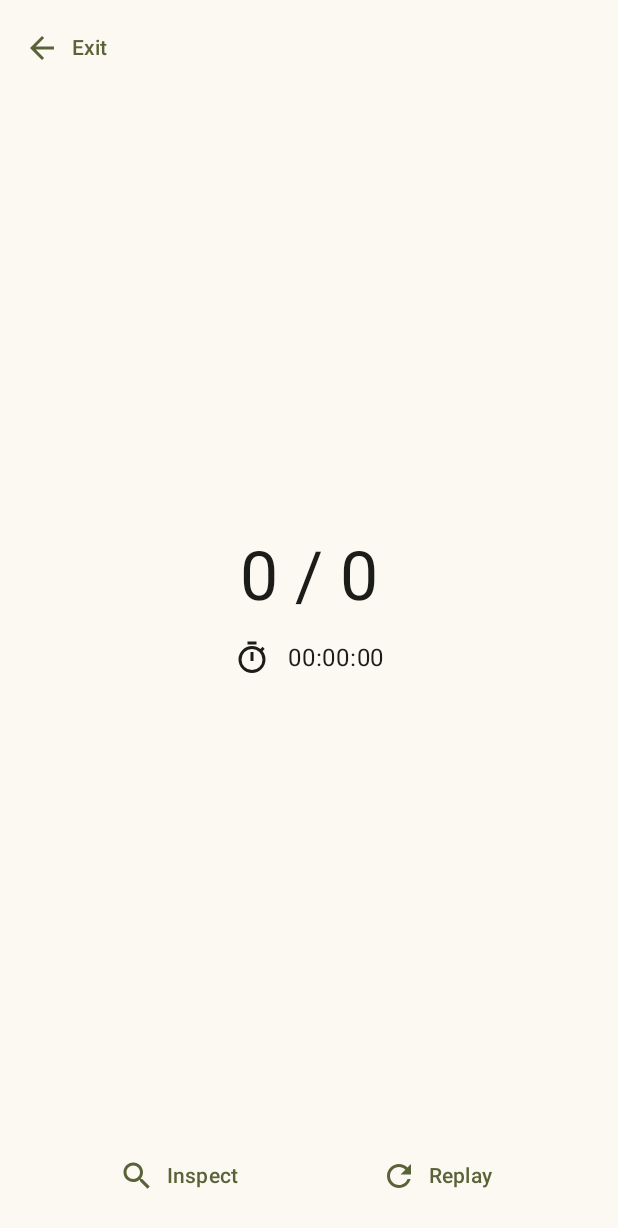
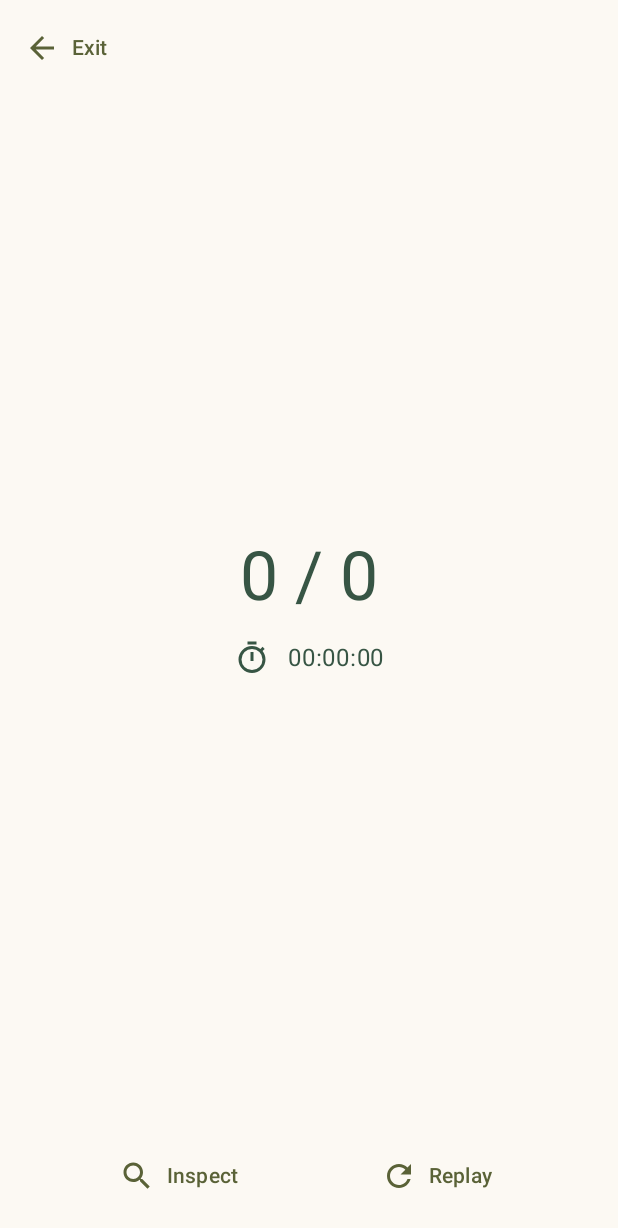
Before and after one commit to warakorn-prasert/RandomTrivia, an Android app built with Jetpack Compose: the Result screen opened through its navigation route, on a phone screen of 412 x 824 dp. Shown: the top 1228 px of the screen. Run offline under Robolectric (Android 15) with nearby library versions, the phone set to English and light mode, and no system bars; our stand-ins replace Room's generated code; libraries missing offline, so code that uses them is left out: com.jakewharton.retrofit2.

Commit message:
feat: blinking animation in Result screen

```diff
--- a/app/src/main/java/com/korn/portfolio/randomtrivia/ui/screen/Result.kt
+++ b/app/src/main/java/com/korn/portfolio/randomtrivia/ui/screen/Result.kt
@@ -3,6 +3,8 @@
 package com.korn.portfolio.randomtrivia.ui.screen
 
 import androidx.activity.compose.BackHandler
+import androidx.compose.animation.animateColorAsState
+import androidx.compose.animation.core.tween
 import androidx.compose.foundation.layout.Arrangement
 import androidx.compose.foundation.layout.Box
 import androidx.compose.foundation.layout.Column
@@ -23,6 +25,11 @@ import androidx.compose.material3.MaterialTheme
 import androidx.compose.material3.Scaffold
 import androidx.compose.material3.Text
 import androidx.compose.runtime.Composable
+import androidx.compose.runtime.LaunchedEffect
+import androidx.compose.runtime.getValue
+import androidx.compose.runtime.mutableStateOf
+import androidx.compose.runtime.remember
+import androidx.compose.runtime.setValue
 import androidx.compose.ui.Alignment
 import androidx.compose.ui.Modifier
 import androidx.compose.ui.res.painterResource
@@ -36,6 +43,7 @@ import com.korn.portfolio.randomtrivia.ui.hhmmssFrom
 import com.korn.portfolio.randomtrivia.ui.previewdata.getGame
 import com.korn.portfolio.randomtrivia.ui.theme.RandomTriviaTheme
 import com.korn.portfolio.randomtrivia.ui.viewmodel.ResultViewModel
+import kotlinx.coroutines.delay
 
 @Composable
 fun Result(
@@ -93,14 +101,43 @@ fun Result(
             verticalArrangement = Arrangement.spacedBy(16.dp, Alignment.CenterVertically),
             horizontalAlignment = Alignment.CenterHorizontally
         ) {
-            Text("${viewModel.score} / ${viewModel.maxScore}", style = MaterialTheme.typography.displayMedium)
+            // blinking
+            var animState by remember { mutableStateOf(false) }
+            val duration = 300L
+            val color by animateColorAsState(
+                targetValue =
+                    if (animState) MaterialTheme.colorScheme.tertiary
+                    else MaterialTheme.colorScheme.onBackground,
+                animationSpec = tween(duration.toInt())
+            )
+            LaunchedEffect(Unit) {
+                repeat(5) {
+                    delay(duration)
+                    animState = true
+                    delay(duration)
+                    animState = false
+                }
+            }
+
+            Text(
+                text = "${viewModel.score} / ${viewModel.maxScore}",
+                color = color,
+                style = MaterialTheme.typography.displayMedium
+            )
             Row(horizontalArrangement = Arrangement.spacedBy(12.dp)) {
                 Row(
                     horizontalArrangement = Arrangement.spacedBy(12.dp),
                     verticalAlignment = Alignment.CenterVertically
                 ) {
-                    Icon(painterResource(R.drawable.ic_timer), "Timer icon")
-                    Text(hhmmssFrom(viewModel.totalTimeSecond))
+                    Icon(
+                        painter = painterResource(R.drawable.ic_timer),
+                        contentDescription = "Timer icon",
+                        tint = color
+                    )
+                    Text(
+                        text = hhmmssFrom(viewModel.totalTimeSecond),
+                        color = color
+                    )
                 }
             }
         }
```
